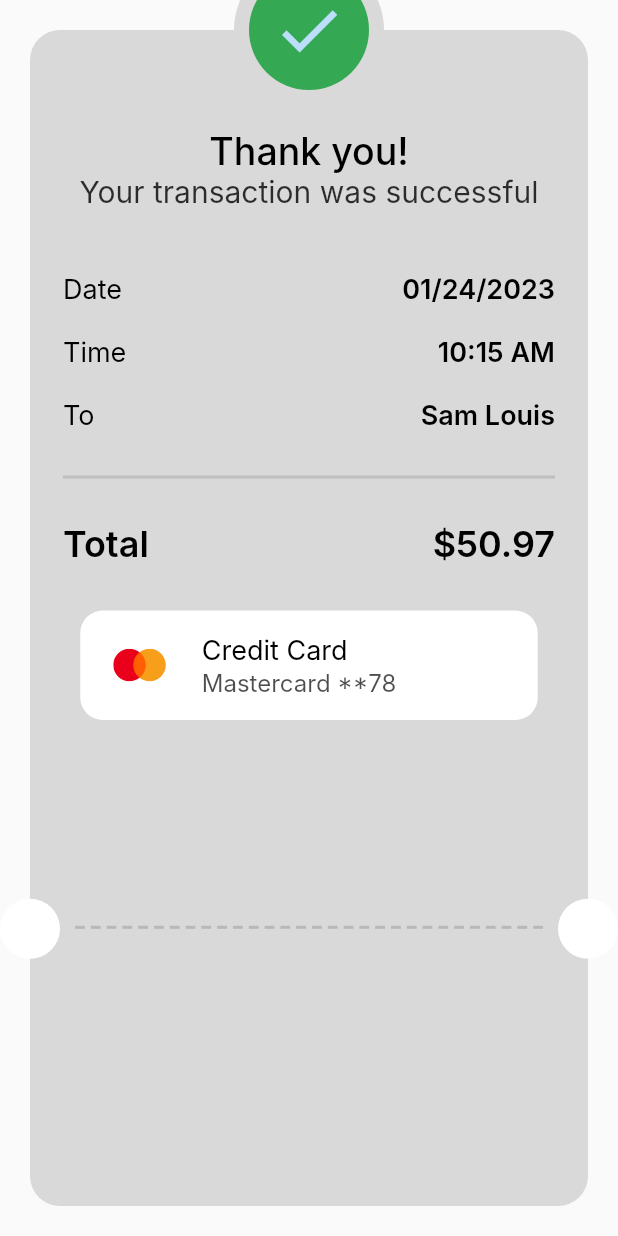
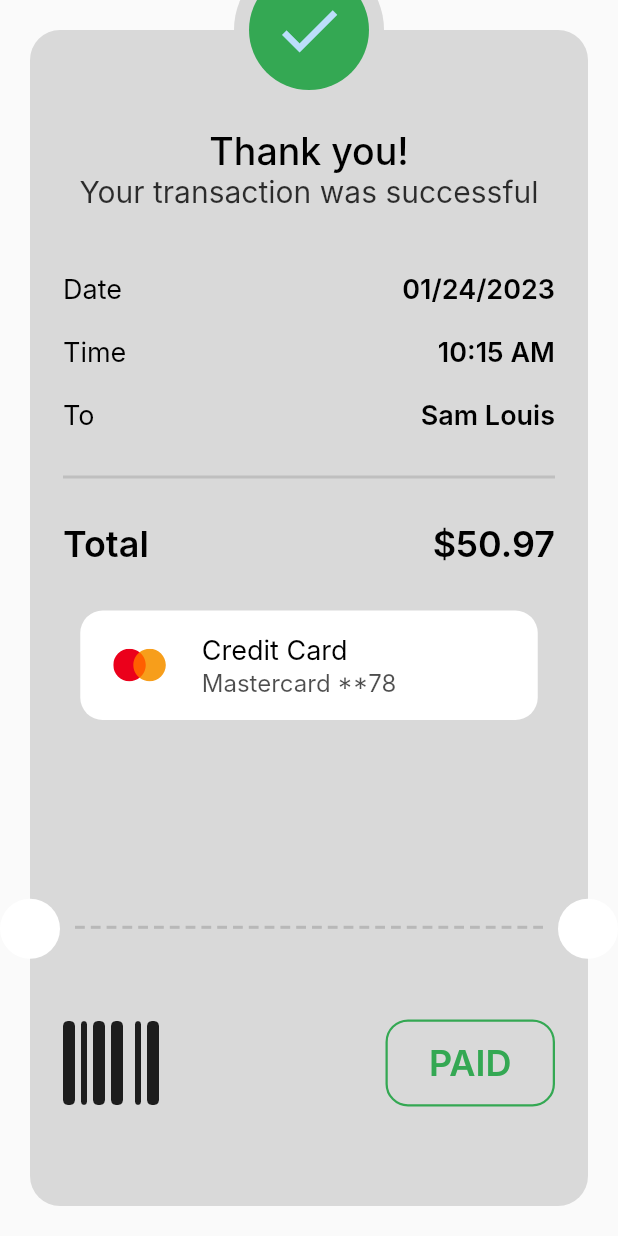
Before and after one commit to tharwatsamy/checkout_payment_ui, a Flutter app: the ThankYouView screen opened directly, on a phone screen of 412 x 824 dp. Run offline on Flutter 3.47's test engine with Material 2 defaults, Android fonts, the phone set to English and light mode, and no system bars; our stand-ins replace flutter_credit_card, flutter_svg, font_awesome_flutter; Roboto replaces fonts that are missing (Inter).

Commit message:
finish thank you card

```diff
--- a/lib/Features/checkout/presentation/views/widgets/thank_you_card.dart
+++ b/lib/Features/checkout/presentation/views/widgets/thank_you_card.dart
@@ -4,6 +4,7 @@
 import 'package:checkout_payment_ui/core/utils/styles.dart';
 import 'package:flutter/material.dart';
 import 'package:flutter_svg/svg.dart';
+import 'package:font_awesome_flutter/font_awesome_flutter.dart';
 
 class ThankYouCard extends StatelessWidget {
   const ThankYouCard({
@@ -63,7 +64,39 @@
             const SizedBox(
               height: 30,
             ),
-            const CardInfoWidget()
+            const CardInfoWidget(),
+            const Spacer(),
+            Row(
+              mainAxisAlignment: MainAxisAlignment.spaceBetween,
+              children: [
+                const Icon(
+                  FontAwesomeIcons.barcode,
+                  size: 64,
+                ),
+                Container(
+                  width: 113,
+                  height: 58,
+                  decoration: ShapeDecoration(
+                    shape: RoundedRectangleBorder(
+                      side: const BorderSide(
+                          width: 1.50, color: Color(0xFF34A853)),
+                      borderRadius: BorderRadius.circular(15),
+                    ),
+                  ),
+                  child: Center(
+                    child: Text(
+                      'PAID',
+                      textAlign: TextAlign.center,
+                      style: Styles.style24
+                          .copyWith(color: const Color(0xff34A853)),
+                    ),
+                  ),
+                )
+              ],
+            ),
+            SizedBox(
+              height: ((MediaQuery.sizeOf(context).height * .2 + 20) / 2) - 29,
+            ),
           ],
         ),
       ),
```
Also changed, not shown: pubspec.yaml (+6 -16 lines), pubspec.lock.
